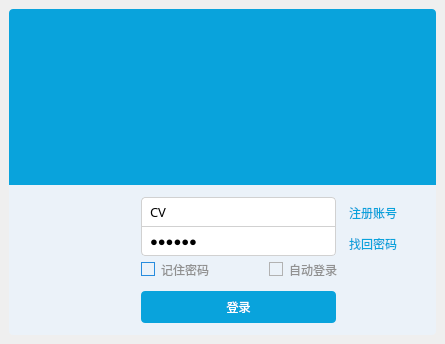
Old version of the form CV_Client/src/ui/loginform.ui in the repository ZhangShurong/Qt_IM.
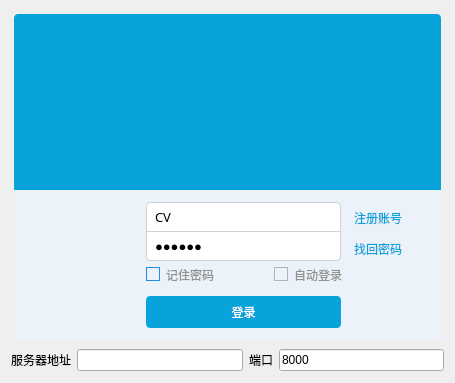
New version of the form. Icons and pictures are not drawn. Custom widgets are drawn as their Qt base class.

```diff
--- a/CV_Client/src/ui/loginform.ui
+++ b/CV_Client/src/ui/loginform.ui
@@ -7,7 +7,7 @@
     <x>0</x>
     <y>0</y>
     <width>445</width>
-    <height>344</height>
+    <height>383</height>
    </rect>
   </property>
   <property name="windowTitle">
@@ -152,21 +152,6 @@
 </string>
   </property>
   <layout class="QVBoxLayout" name="verticalLayout">
-   <property name="spacing">
-    <number>0</number>
-   </property>
-   <property name="leftMargin">
-    <number>6</number>
-   </property>
-   <property name="topMargin">
-    <number>6</number>
-   </property>
-   <property name="rightMargin">
-    <number>6</number>
-   </property>
-   <property name="bottomMargin">
-    <number>6</number>
-   </property>
    <item>
     <widget class="QWidget" name="login_main_widget" native="true">
      <property name="minimumSize">
@@ -402,6 +387,34 @@
      </layout>
     </widget>
    </item>
+   <item>
+    <layout class="QHBoxLayout" name="horizontalLayout_2">
+     <item>
+      <widget class="QLabel" name="ServerLabel">
+       <property name="text">
+        <string>服务器地址</string>
+       </property>
+      </widget>
+     </item>
+     <item>
+      <widget class="QLineEdit" name="serverEdit"/>
+     </item>
+     <item>
+      <widget class="QLabel" name="label_2">
+       <property name="text">
+        <string>端口</string>
+       </property>
+      </widget>
+     </item>
+     <item>
+      <widget class="QLineEdit" name="portEdit">
+       <property name="text">
+        <string>8000</string>
+       </property>
+      </widget>
+     </item>
+    </layout>
+   </item>
   </layout>
  </widget>
  <customwidgets>
```
